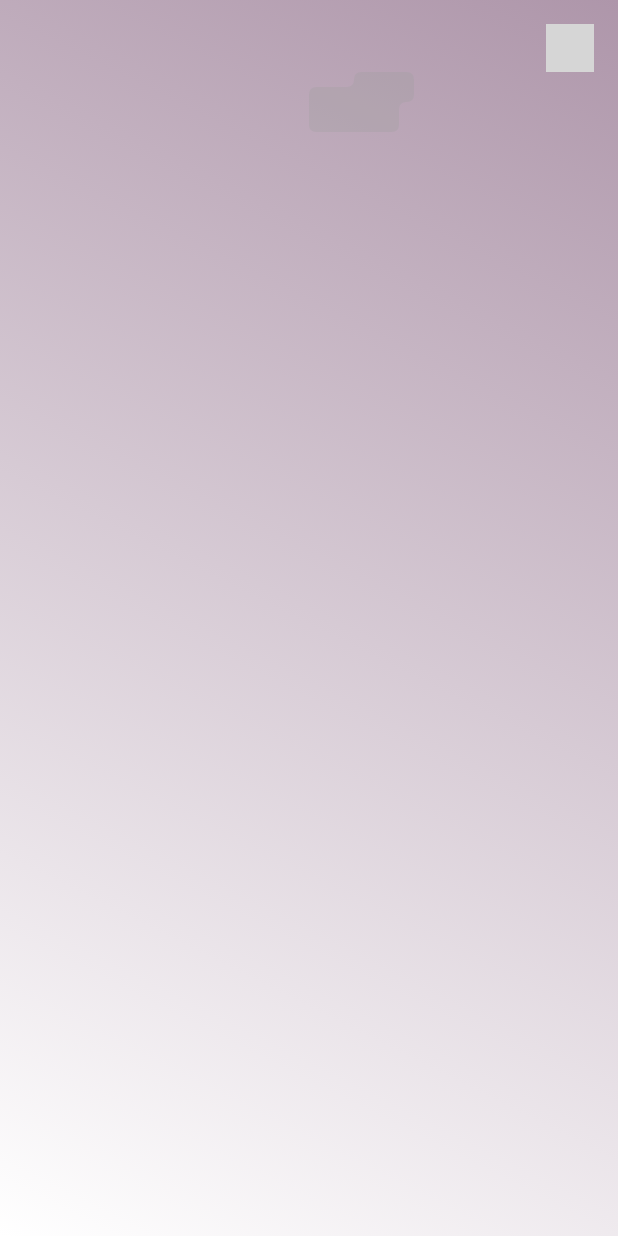
After one commit to anuvab-b/fl_wework_movies, a Flutter app: the HomeScreen screen opened directly, on a phone screen of 412 x 824 dp. The commit adds this screen. Run offline on Flutter 3.47's test engine with Material 2 defaults, Android fonts, the phone set to English and light mode, and no system bars; our stand-ins replace flutter_spinkit, flutter_svg, geolocator, material_design_icons_flutter; missing offline and left inert: geocode; grey boxes are pictures that could not be loaded.

Commit message:
GeoCoder check permission & current position, custom painter added

```diff
--- /dev/null
+++ b/lib/presentation/home_screen.dart
@@ -0,0 +1,209 @@
+import 'package:fl_wework_movies/utils/asset_utils.dart';
+import 'package:flutter/material.dart';
+import 'package:geocode/geocode.dart';
+import 'package:geolocator/geolocator.dart';
+import 'package:material_design_icons_flutter/material_design_icons_flutter.dart';
+
+class HomeScreen extends StatefulWidget {
+  const HomeScreen({super.key});
+
+  @override
+  State<HomeScreen> createState() => _HomeScreenState();
+}
+
+class _HomeScreenState extends State<HomeScreen> {
+  Position? position;
+  late GeoCode geoCode;
+  Address? address;
+
+  @override
+  void initState() {
+    super.initState();
+    geoCode = GeoCode();
+    WidgetsBinding.instance.addPostFrameCallback((_) async {
+      position = await _determinePosition();
+      if (position != null) {
+        // address = await geoCode.reverseGeocoding(
+        //     latitude: position!.latitude, longitude: position!.longitude);
+      }
+      setState(() {});
+    });
+  }
+
+  @override
+  Widget build(BuildContext context) {
+    return Scaffold(
+      body: SafeArea(
+        child: Container(
+          height: MediaQuery.of(context).size.height,
+          width: MediaQuery.of(context).size.width,
+          decoration: const BoxDecoration(
+            gradient: LinearGradient(
+              begin: Alignment.topRight,
+              end: Alignment.bottomLeft,
+              colors: [
+                Color(0xFFAE96AA),
+                Colors.white,
+              ],
+            ),
+          ),
+          padding: const EdgeInsets.symmetric(horizontal: 16.0, vertical: 16.0),
+          child: SingleChildScrollView(
+            child: Column(
+              children: [
+                Row(mainAxisAlignment: MainAxisAlignment.spaceBetween, children: [
+                  if (address != null)
+                    Flexible(
+                      child: Column(
+                        crossAxisAlignment: CrossAxisAlignment.start,
+                        children: [
+                          Row(children: [
+                            Icon(MdiIcons.mapMarkerOutline),
+                            Text(
+                              "${address!.streetAddress}",
+                              style: const TextStyle(
+                                  fontWeight: FontWeight.w700,
+                                  fontFamily: "Poppins",
+                                  color: Color(0xFF282933)),
+                            ),
+                          ]),
+                          const SizedBox(height: 2.0),
+                          Text(
+                              "${address!.city}, ${address!.region}, ${address!.countryName}",
+                              maxLines: 1,
+                              overflow: TextOverflow.ellipsis,
+                              style: const TextStyle(
+                                  fontWeight: FontWeight.w400,
+                                  fontFamily: "Poppins",
+                                  fontSize: 12.0,
+                                  color: Color(0xFF656072))),
+                        ],
+                      ),
+                    ),
+                  const SizedBox(height: 4.0),
+                  Container(
+                      width: 32.0,
+                      height: 32.0,
+                      decoration: BoxDecoration(
+                          borderRadius: BorderRadius.circular(25.0),
+                          color: Colors.white),
+                      child:
+                          Image.asset(icWeWorkShort, width: 48.0, height: 48.0))
+                ]),
+                Stack(
+                  children: [
+                    // Container(color: Colors.yellow,child: Text("Hello")),
+                    CustomPaint(
+                      foregroundPainter: CustomCardPainter(context: context),
+                      // painter: CurvePainterPage2()
+                      // ),
+                    ),
+                  ],
+                ),
+
+                // CustomPaint(
+                //     painter: ClipperNavbar()
+                // ),
+              ],
+            ),
+          ),
+        ),
+      ),
+    );
+  }
+
+  Future<Position?> _determinePosition() async {
+    try {
+      bool serviceEnabled;
+      LocationPermission permission;
+
+      // Test if location services are enabled.
+      serviceEnabled = await Geolocator.isLocationServiceEnabled();
+      if (!serviceEnabled) {
+        // Location services are not enabled don't continue
+        // accessing the position and request users of the
+        // App to enable the location services.
+        throw 'Location services are disabled.';
+      }
+
+      permission = await Geolocator.checkPermission();
+      if (permission == LocationPermission.denied) {
+        permission = await Geolocator.requestPermission();
+        if (permission == LocationPermission.denied) {
+          // Permissions are denied, next time you could try
+          // requesting permissions again (this is also where
+          // Android's shouldShowRequestPermissionRationale
+          // returned true. According to Android guidelines
+          // your App should show an explanatory UI now.
+          throw Exception('Location permissions are denied');
+        }
+      }
+
+      if (permission == LocationPermission.deniedForever) {
+        // Permissions are denied forever, handle appropriately.
+        throw Exception(
+            'Location permissions are permanently denied, we cannot request permissions.');
+      }
+
+      // When we reach here, permissions are granted and we can
+      // continue accessing the position of the device.
+      return await Geolocator.getCurrentPosition(
+          desiredAccuracy: LocationAccuracy.high);
+    } catch (e) {
+      debugPrint(e.toString());
+      return null;
+    }
+  }
+}
+
+class CustomCardPainter extends CustomPainter {
+  final BuildContext context;
+  CustomCardPainter({required this.context});
+  @override
+  void paint(Canvas canvas, Size size) {
+    var paint = Paint();
+    paint.color = Colors.grey.withOpacity(0.3);
+    paint.style = PaintingStyle.fill;
+
+    var path = Path();
+
+    double scaleFactor = (MediaQuery.of(context).size.width - 2 * 16)/5;
+
+    /// Square with round edges
+    // path.lineTo(20,0);
+    // path.lineTo(30,0);
+    // path.quadraticBezierTo(40,0, 40,10);
+    // // path.lineTo(40,10);
+    // path.lineTo(40,30);
+    // path.quadraticBezierTo(40,40,30,40);
+    // path.lineTo(40,40);
+    // path.lineTo(0,40);
+    // // path.lineTo(20,20);
+
+    path.moveTo(0, 10);
+    /// Basic Custom Shape
+    path.lineTo(0,10);
+    path.lineTo(25,10);
+    path.quadraticBezierTo(30,10,30,5);
+    path.lineTo(30,5);
+    path.quadraticBezierTo(30,0,35,0);
+    path.lineTo(65,0);
+    path.quadraticBezierTo(70,0,70,5);
+    path.lineTo(70,15);
+    path.quadraticBezierTo(70,20,65,20);
+    path.quadraticBezierTo(60,20,60,25);
+    path.lineTo(60,35);
+    path.quadraticBezierTo(60,40,55,40);
+    path.lineTo(5,40);
+    path.quadraticBezierTo(0,40,0,35);
+    path.lineTo(0,15);
+    path.quadraticBezierTo(0,10,5,10);
+    path.lineTo(5,10);
+    canvas.drawPath(path, paint);
+  }
+
+  @override
+  bool shouldRepaint(CustomPainter oldDelegate) {
+    return true;
+  }
+}
--- a/lib/utils/asset_utils.dart
+++ b/lib/utils/asset_utils.dart
@@ -1,2 +1,3 @@
 const icWeWorkLogo = "assets/icons/ic_wework_logo.svg";
 const icWeWorkRound = "assets/icons/ic_wework_round.svg";
+const icWeWorkShort = "assets/icons/ic_we_short.png";
```
Also changed, not shown: lib/presentation/splash_screen.dart (added, +90 -0 lines), 2 other files.
